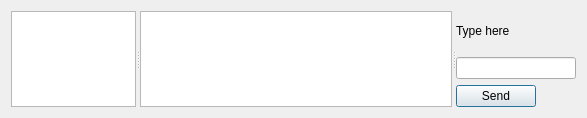
Rsclub22/Minos2-Mirror, file mqt/MqtBase/ChatFrame.ui: the form before one commit.
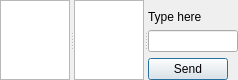
The form after the commit. Custom widgets are drawn as their Qt base class.

Commit message: More on chat sizing

Patch:
```diff
--- a/mqt/MqtBase/ChatFrame.ui
+++ b/mqt/MqtBase/ChatFrame.ui
@@ -6,14 +6,29 @@
    <rect>
     <x>0</x>
     <y>0</y>
-    <width>587</width>
-    <height>118</height>
+    <width>238</width>
+    <height>80</height>
    </rect>
   </property>
   <property name="windowTitle">
    <string>Frame</string>
   </property>
   <layout class="QVBoxLayout" name="verticalLayout_2">
+   <property name="spacing">
+    <number>0</number>
+   </property>
+   <property name="leftMargin">
+    <number>0</number>
+   </property>
+   <property name="topMargin">
+    <number>0</number>
+   </property>
+   <property name="rightMargin">
+    <number>0</number>
+   </property>
+   <property name="bottomMargin">
+    <number>0</number>
+   </property>
    <item>
     <widget class="MinosSplitter" name="splitter">
      <property name="sizePolicy">
@@ -55,6 +70,19 @@
      </widget>
      <widget class="QWidget" name="">
       <layout class="QVBoxLayout" name="verticalLayout">
+       <item>
+        <spacer name="verticalSpacer">
+         <property name="orientation">
+          <enum>Qt::Vertical</enum>
+         </property>
+         <property name="sizeHint" stdset="0">
+          <size>
+           <width>20</width>
+           <height>40</height>
+          </size>
+         </property>
+        </spacer>
+       </item>
        <item>
         <widget class="QLabel" name="label">
          <property name="text">
```
The commit also changes 1 other file.
